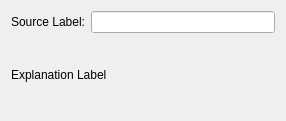
First picture: the form in src/Widgets/pagenym_source.ui, repository Open-Transactions/Moneychanger, before the edit.
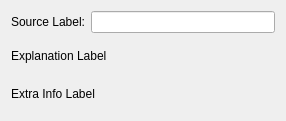
Second picture: the form after the edit.

Diff of the .ui file:
```diff
--- a/src/Widgets/pagenym_source.ui
+++ b/src/Widgets/pagenym_source.ui
@@ -34,6 +34,16 @@
      </property>
     </widget>
    </item>
+   <item row="2" column="0" colspan="2">
+    <widget class="QLabel" name="labelExtra">
+     <property name="text">
+      <string>Extra Info Label</string>
+     </property>
+     <property name="wordWrap">
+      <bool>true</bool>
+     </property>
+    </widget>
+   </item>
   </layout>
  </widget>
  <resources/>
```
